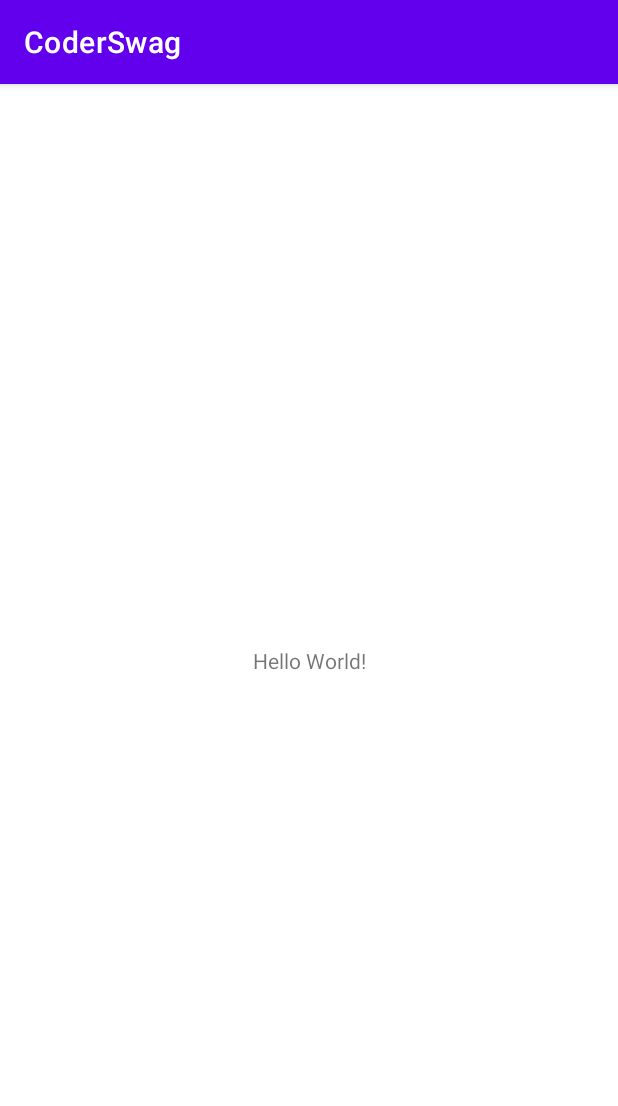
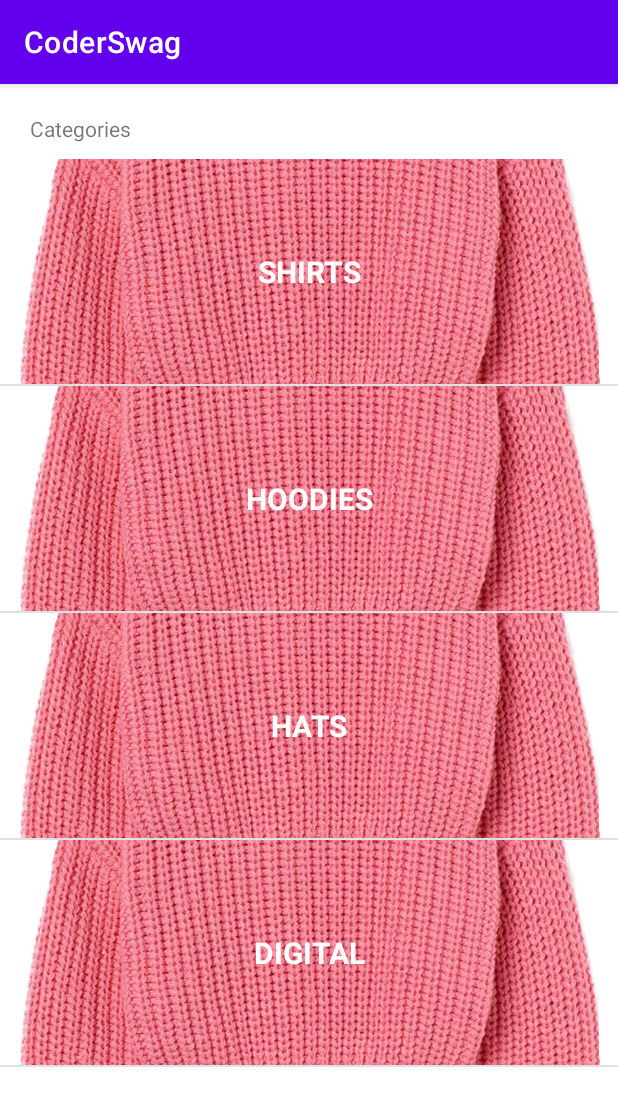
Before and after one commit to macidori98/CoderSwag, an Android app: the screen it shows after launch (MainActivity), on a phone screen of 412 x 824 dp. Shown: the top 1106 px of the screen. Run offline under Robolectric (Android 15) with nearby library versions, the phone set to English and light mode, and no system bars.

Commit message:
category listview added

```diff
--- a/app/src/main/AndroidManifest.xml
+++ b/app/src/main/AndroidManifest.xml
@@ -9,7 +9,7 @@
         android:roundIcon="@mipmap/ic_launcher_round"
         android:supportsRtl="true"
         android:theme="@style/Theme.CoderSwag">
-        <activity android:name=".MainActivity">
+        <activity android:name=".controller.MainActivity">
             <intent-filter>
                 <action android:name="android.intent.action.MAIN" />
 
--- a/app/src/main/java/com/example/coderswag/MainActivity.kt
+++ /dev/null
@@ -1,11 +0,0 @@
-package com.example.coderswag
-
-import androidx.appcompat.app.AppCompatActivity
-import android.os.Bundle
-
-class MainActivity : AppCompatActivity() {
-    override fun onCreate(savedInstanceState: Bundle?) {
-        super.onCreate(savedInstanceState)
-        setContentView(R.layout.activity_main)
-    }
-}
--- /dev/null
+++ b/app/src/main/java/com/example/coderswag/adapters/CategoryAdapter.kt
@@ -0,0 +1,59 @@
+package com.example.coderswag.adapters
+
+import android.content.Context
+import android.view.LayoutInflater
+import android.view.View
+import android.view.ViewGroup
+import android.widget.BaseAdapter
+import android.widget.ImageView
+import android.widget.TextView
+import com.example.coderswag.R
+import com.example.coderswag.model.Category
+
+class CategoryAdapter(private val context: Context, private val categories: List<Category>) :
+    BaseAdapter() {
+
+    override fun getCount(): Int {
+        return categories.count()
+    }
+
+    override fun getItem(position: Int): Any {
+        return categories[position]
+    }
+
+    override fun getItemId(position: Int): Long {
+        return 0
+    }
+
+    override fun getView(position: Int, convertView: View?, parent: ViewGroup?): View {
+        val view: View
+        val holder: ViewHolder
+
+        if (convertView == null) {
+            view = LayoutInflater.from(context).inflate(R.layout.category_list_item, parent, false)
+            holder = ViewHolder()
+            holder.categoryImage = view.findViewById(R.id.imageViewCover)
+            holder.categoryName = view.findViewById(R.id.categoryName)
+
+            view.tag = holder
+        } else {
+            holder = convertView.tag as ViewHolder
+            view = convertView
+        }
+
+        val category = categories[position]
+        holder.categoryName?.text = category.title
+
+        val recourseId =
+            context.resources.getIdentifier(category.image, "drawable", context.packageName)
+        holder.categoryImage?.setImageResource(recourseId)
+
+        return view
+    }
+
+    private class ViewHolder {
+        var categoryImage: ImageView? = null
+        var categoryName: TextView? = null
+
+    }
+}
--- /dev/null
+++ b/app/src/main/java/com/example/coderswag/controller/MainActivity.kt
@@ -0,0 +1,22 @@
+package com.example.coderswag.controller
+
+import android.os.Bundle
+import androidx.appcompat.app.AppCompatActivity
+import com.example.coderswag.R
+import com.example.coderswag.adapters.CategoryAdapter
+import com.example.coderswag.services.DataService
+import kotlinx.android.synthetic.main.activity_main.*
+
+class MainActivity : AppCompatActivity() {
+
+    lateinit var adapter: CategoryAdapter
+
+    override fun onCreate(savedInstanceState: Bundle?) {
+        super.onCreate(savedInstanceState)
+        setContentView(R.layout.activity_main)
+
+        adapter = CategoryAdapter(this, DataService.categories)
+
+        categoriesListView.adapter = adapter
+    }
+}
--- /dev/null
+++ b/app/src/main/java/com/example/coderswag/model/Category.kt
@@ -0,0 +1,7 @@
+package com.example.coderswag.model
+
+class Category(val title: String, val image: String) {
+    override fun toString(): String {
+        return title
+    }
+}
--- /dev/null
+++ b/app/src/main/java/com/example/coderswag/model/Product.kt
@@ -0,0 +1,3 @@
+package com.example.coderswag.model
+
+class Product(val title: String, val price: String, val image: String)
--- /dev/null
+++ b/app/src/main/java/com/example/coderswag/services/DataService.kt
@@ -0,0 +1,35 @@
+package com.example.coderswag.services
+
+import com.example.coderswag.model.Category
+import com.example.coderswag.model.Product
+
+object DataService {
+
+    val categories = listOf(
+        Category("SHIRTS", "sweater"),
+        Category("HOODIES", "sweater"),
+        Category("HATS", "sweater"),
+        Category("DIGITAL", "sweater")
+    )
+
+    val hats = listOf(
+        Product("Sweater0", "$18", "sweater"),
+        Product("Sweater1", "$19", "sweater"),
+        Product("Sweater2", "$17", "sweater"),
+        Product("Sweater3", "$16", "sweater")
+    )
+
+    val hoodies = listOf(
+        Product("Sweater4", "$12", "sweater"),
+        Product("Sweater5", "$13", "sweater"),
+        Product("Sweater6", "$14", "sweater"),
+        Product("Sweater7", "$18", "sweater")
+    )
+
+    val shirts = listOf(
+        Product("Sweater8", "$12", "sweater"),
+        Product("Sweater9", "$13", "sweater"),
+        Product("Sweater10", "$14", "sweater"),
+        Product("Sweater11", "$18", "sweater")
+    )
+}
--- a/app/src/main/res/layout/activity_main.xml
+++ b/app/src/main/res/layout/activity_main.xml
@@ -4,16 +4,25 @@
     xmlns:tools="http://schemas.android.com/tools"
     android:layout_width="match_parent"
     android:layout_height="match_parent"
-    tools:context=".MainActivity">
+    tools:context=".controller.MainActivity">
 
     <TextView
+        android:id="@+id/textView"
         android:layout_width="wrap_content"
         android:layout_height="wrap_content"
-        android:text="Hello World!"
-        android:id="@+id/probaaaaaaaa"
-        app:layout_constraintBottom_toBottomOf="parent"
+        android:layout_margin="20dp"
+        android:text="@string/categories"
         app:layout_constraintLeft_toLeftOf="parent"
-        app:layout_constraintRight_toRightOf="parent"
         app:layout_constraintTop_toTopOf="parent" />
 
+    <ListView
+        android:id="@+id/categoriesListView"
+        android:layout_width="match_parent"
+        android:layout_height="match_parent"
+        android:layout_marginTop="50dp"
+        app:layout_constraintBottom_toBottomOf="parent"
+        app:layout_constraintEnd_toEndOf="parent"
+        app:layout_constraintStart_toStartOf="parent"
+        app:layout_constraintTop_toBottomOf="@+id/textView" />
+
 </androidx.constraintlayout.widget.ConstraintLayout>
--- /dev/null
+++ b/app/src/main/res/layout/category_list_item.xml
@@ -0,0 +1,31 @@
+<?xml version="1.0" encoding="utf-8"?>
+<androidx.constraintlayout.widget.ConstraintLayout xmlns:android="http://schemas.android.com/apk/res/android"
+    xmlns:app="http://schemas.android.com/apk/res-auto"
+    android:layout_width="match_parent"
+    android:layout_height="150dp">
+
+    <ImageView
+        android:id="@+id/imageViewCover"
+        android:layout_width="match_parent"
+        android:layout_height="match_parent"
+        android:contentDescription="@string/app_name"
+        android:scaleType="centerCrop"
+        app:layout_constraintBottom_toBottomOf="parent"
+        app:layout_constraintEnd_toEndOf="parent"
+        app:layout_constraintStart_toStartOf="parent"
+        app:layout_constraintTop_toTopOf="parent" />
+
+    <TextView
+        android:id="@+id/categoryName"
+        android:layout_width="match_parent"
+        android:layout_height="wrap_content"
+        android:textAlignment="center"
+        android:textColor="@color/white"
+        android:textSize="20sp"
+        android:textStyle="bold"
+        app:layout_constraintBottom_toBottomOf="parent"
+        app:layout_constraintEnd_toEndOf="parent"
+        app:layout_constraintStart_toStartOf="parent"
+        app:layout_constraintTop_toTopOf="parent" />
+
+</androidx.constraintlayout.widget.ConstraintLayout>
--- a/app/src/main/res/values/strings.xml
+++ b/app/src/main/res/values/strings.xml
@@ -1,3 +1,4 @@
 <resources>
     <string name="app_name">CoderSwag</string>
+    <string name="categories">Categories</string>
 </resources>
```
Also changed, not shown: app/src/main/res/drawable/sweater.jpg (added), 2 other files.
